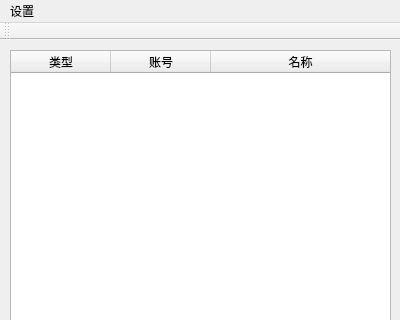
hdu-zky/QChat, file mainwindow.ui: the form before one commit; both pictures show x 0 to 400 and y 0 to 320 of the 400 by 508 pixel window.
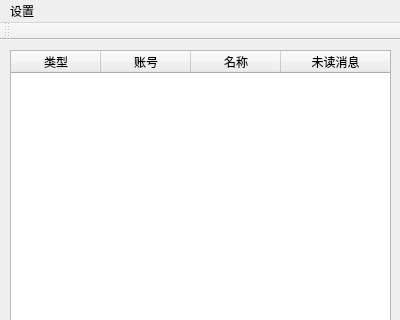
The form after the commit. Icons and pictures are not drawn.

What changed in the file:
```diff
--- a/mainwindow.ui
+++ b/mainwindow.ui
@@ -33,9 +33,15 @@
       <height>401</height>
      </size>
     </property>
+    <attribute name="horizontalHeaderVisible">
+     <bool>true</bool>
+    </attribute>
     <attribute name="horizontalHeaderCascadingSectionResizes">
      <bool>false</bool>
     </attribute>
+    <attribute name="horizontalHeaderDefaultSectionSize">
+     <number>90</number>
+    </attribute>
     <attribute name="horizontalHeaderHighlightSections">
      <bool>true</bool>
     </attribute>
@@ -75,6 +81,11 @@
       <string>名称</string>
      </property>
     </column>
+    <column>
+     <property name="text">
+      <string>未读消息</string>
+     </property>
+    </column>
    </widget>
    <widget class="QPushButton" name="refresh">
     <property name="geometry">
```
